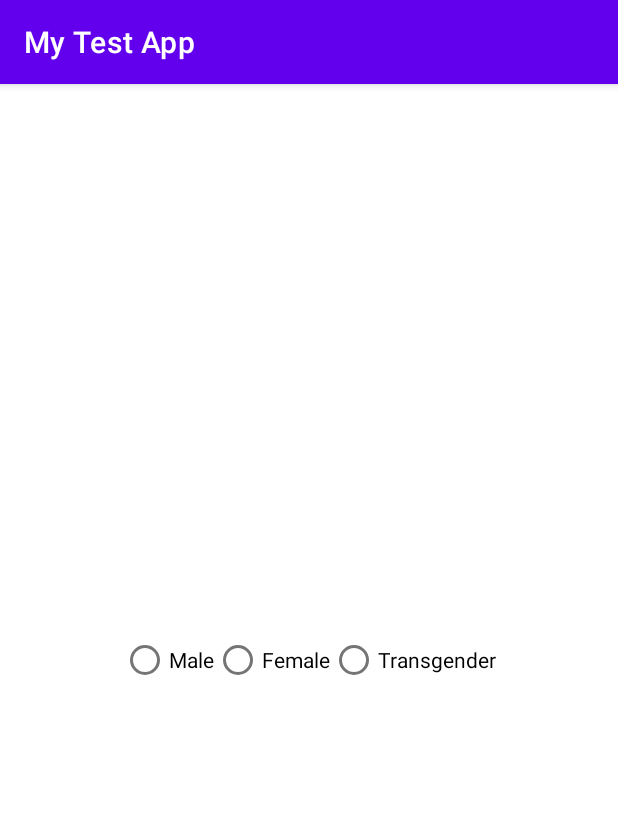
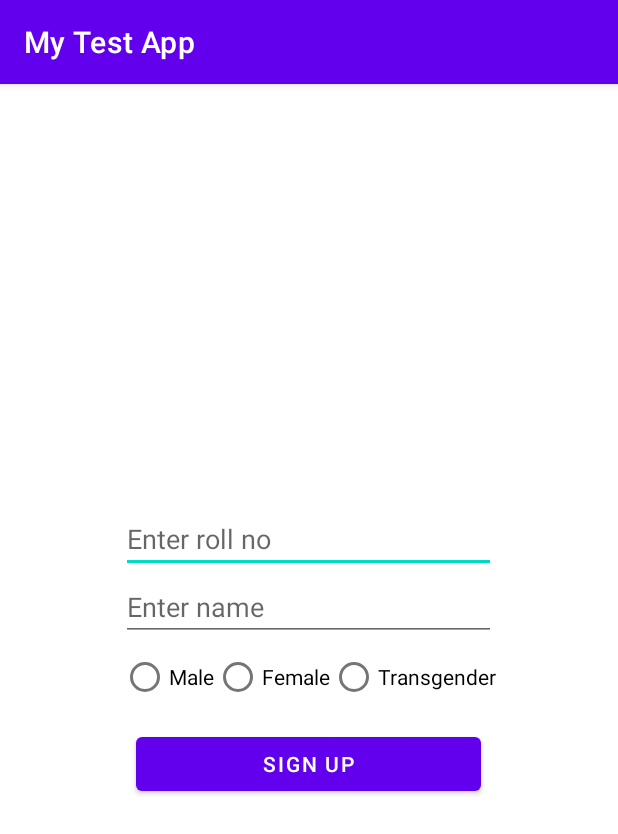
Before and after one commit to kriti-ixix/android130, an Android app: the StudentSignUp screen opened directly, with no data from a screen before it, on a phone screen of 412 x 824 dp. Shown: the top 834 px of the screen. Run offline under Robolectric (Android 15) with nearby library versions, the phone set to English and light mode, and no system bars.

Commit message:
select, update and delete sqlite

```diff
--- a/app/src/main/java/com/kriti/android1_30/DbHelper.java
+++ b/app/src/main/java/com/kriti/android1_30/DbHelper.java
@@ -2,10 +2,14 @@ package com.kriti.android1_30;
 
 import android.content.ContentValues;
 import android.content.Context;
+import android.database.Cursor;
 import android.database.sqlite.SQLiteDatabase;
 import android.database.sqlite.SQLiteOpenHelper;
+import android.util.Log;
 
 import androidx.annotation.Nullable;
+
+import java.util.ArrayList;
 
 public class DbHelper extends SQLiteOpenHelper
 {
@@ -28,6 +32,39 @@ public class DbHelper extends SQLiteOpenHelper
         return sq.insert(TABLE_NAME, null, cv);
     }
 
+    int updateData(int rollno, String name)
+    {
+        SQLiteDatabase sq = this.getWritableDatabase();
+        ContentValues cv = new ContentValues();
+        cv.put("name", name);
+        return sq.update(TABLE_NAME, cv, "rollno = " + rollno, null);
+    }
+
+    int deleteData(int rollno)
+    {
+        SQLiteDatabase sq = this.getWritableDatabase();
+        return sq.delete(TABLE_NAME, "rollno = " + rollno, null);
+    }
+
+    ArrayList<StudentData> getAllData()
+    {
+        SQLiteDatabase sq = this.getReadableDatabase();
+        Cursor cursor = sq.rawQuery("select * from " + TABLE_NAME, null);
+        ArrayList <StudentData> students = new ArrayList<>();
+
+        while (cursor.moveToNext())
+        {
+            StudentData std = new StudentData();
+            std.setRollno(cursor.getInt(0));
+            std.setName(cursor.getString(1));
+            std.setGender(cursor.getString(2));
+            students.add(std);
+            Log.d("Info", std.toString());
+        }
+
+        return students;
+    }
+
     @Override
     public void onCreate(SQLiteDatabase sqLiteDatabase)
     {
--- a/app/src/main/java/com/kriti/android1_30/StudentSignUp.java
+++ b/app/src/main/java/com/kriti/android1_30/StudentSignUp.java
@@ -3,12 +3,67 @@ package com.kriti.android1_30;
 import androidx.appcompat.app.AppCompatActivity;
 
 import android.os.Bundle;
+import android.util.Log;
+import android.view.View;
+import android.widget.Button;
+import android.widget.EditText;
+import android.widget.RadioButton;
+import android.widget.Toast;
+
+import java.util.ArrayList;
 
 public class StudentSignUp extends AppCompatActivity {
+
+    Button insertButton;
+    EditText rollNoText, nameText;
+    RadioButton radioMale, radioFemale, radioTrans;
 
     @Override
     protected void onCreate(Bundle savedInstanceState) {
         super.onCreate(savedInstanceState);
         setContentView(R.layout.activity_student_sign_up);
+
+        insertButton = findViewById(R.id.insertButton);
+        rollNoText = findViewById(R.id.insertRollNo);
+        nameText = findViewById(R.id.insertName);
+        radioFemale = findViewById(R.id.radioFemale);
+        radioMale = findViewById(R.id.radioMale);
+        radioTrans = findViewById(R.id.radioTrans);
+
+        DbHelper dbHelper = new DbHelper(this);
+        ArrayList <StudentData> students = dbHelper.getAllData();
+        Log.d("Arraylist", String.valueOf(students.size()));
+
+        insertButton.setOnClickListener(new View.OnClickListener() {
+            @Override
+            public void onClick(View view) {
+                int rollno = Integer.parseInt(rollNoText.getText().toString());
+                String name = nameText.getText().toString();
+                String gender = "";
+
+                if (radioMale.isChecked())
+                    gender = "M";
+                else if (radioFemale.isChecked())
+                    gender = "F";
+                else
+                    gender = "T";
+
+                DbHelper dbHelper = new DbHelper(StudentSignUp.this);
+                long result = dbHelper.insertData(rollno, name, gender);
+                Log.d("Result", String.valueOf(result));
+
+                if (result == -1)
+                {
+                    // Value not inserted
+                    Toast.makeText(StudentSignUp.this, "Values not inserted", Toast.LENGTH_LONG).show();
+                }
+                else
+                {
+                    // Value inserted
+                    Toast.makeText(StudentSignUp.this, "Values inserted", Toast.LENGTH_LONG).show();
+                }
+
+            }
+        });
     }
 }
--- a/app/src/main/res/layout/activity_student_sign_up.xml
+++ b/app/src/main/res/layout/activity_student_sign_up.xml
@@ -6,11 +6,29 @@
     android:layout_height="match_parent"
     tools:context=".StudentSignUp">
 
+    <LinearLayout
+        android:layout_width="wrap_content"
+        android:layout_height="wrap_content"
+        android:orientation="vertical"
+        android:layout_centerInParent="true">
+
+        <EditText
+            android:layout_width="match_parent"
+            android:layout_height="wrap_content"
+            android:id="@+id/insertRollNo"
+            android:hint="Enter roll no"
+            android:inputType="number"/>
+
+        <EditText
+            android:layout_width="match_parent"
+            android:layout_height="wrap_content"
+            android:id="@+id/insertName"
+            android:hint="Enter name"/>
+
         <RadioGroup
             android:layout_width="wrap_content"
             android:layout_height="wrap_content"
-        android:orientation="horizontal"
-        android:layout_centerInParent="true">
+            android:orientation="horizontal">
 
             <RadioButton
                 android:layout_width="wrap_content"
@@ -32,4 +50,13 @@
 
         </RadioGroup>
 
+        <Button
+            android:layout_width="match_parent"
+            android:layout_height="wrap_content"
+            android:text="Sign Up"
+            android:layout_margin="10dp"
+            android:id="@+id/insertButton"/>
+
+    </LinearLayout>
+
 </RelativeLayout>
```
Also changed, not shown: app/src/main/java/com/kriti/android1_30/StudentData.java (added, +37 -0 lines). Lines whose indentation alone changed are shown as unchanged.
